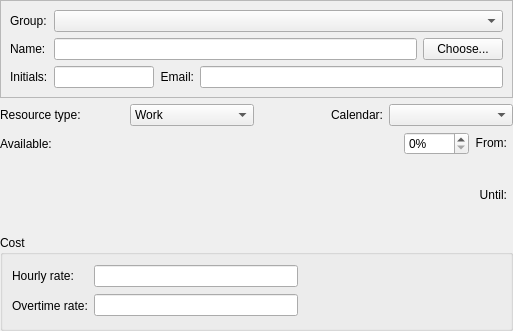
The window that kplato/libs/ui/resourcedialogbase.ui (KDE/calligra) describes before a commit, drawn with Qt 5.
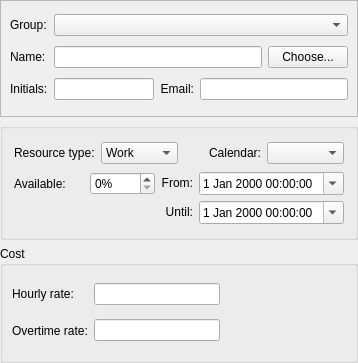
The same window after the commit. Custom widgets are drawn as their Qt base class.

Commit message: ui fixes, like tab order.

The edit to the form file:
```diff
--- a/kplato/libs/ui/resourcedialogbase.ui
+++ b/kplato/libs/ui/resourcedialogbase.ui
@@ -6,17 +6,14 @@
    <rect>
     <x>0</x>
     <y>0</y>
-    <width>513</width>
-    <height>331</height>
+    <width>358</width>
+    <height>363</height>
    </rect>
   </property>
   <property name="windowTitle" >
    <string>ResourceDialogBase</string>
   </property>
-  <layout class="QVBoxLayout" >
-   <property name="spacing" >
-    <number>6</number>
-   </property>
+  <layout class="QVBoxLayout" name="verticalLayout" >
    <property name="margin" >
     <number>0</number>
    </property>
@@ -154,6 +151,15 @@
     </widget>
    </item>
    <item>
+    <widget class="QGroupBox" name="groupBox_2" >
+     <property name="title" >
+      <string/>
+     </property>
+     <property name="flat" >
+      <bool>true</bool>
+     </property>
+     <layout class="QVBoxLayout" name="verticalLayout_2" >
+      <item>
     <layout class="QHBoxLayout" >
      <property name="spacing" >
       <number>6</number>
@@ -207,13 +213,7 @@
     </layout>
    </item>
    <item>
-    <layout class="QGridLayout" >
-     <property name="margin" >
-      <number>0</number>
-     </property>
-     <property name="spacing" >
-      <number>6</number>
-     </property>
+       <layout class="QGridLayout" name="gridLayout" >
      <item row="0" column="0" >
       <widget class="QLabel" name="textLabel3" >
        <property name="text" >
@@ -227,26 +227,6 @@
        </property>
       </widget>
      </item>
-     <item row="1" column="3" >
-      <widget class="KDateTimeWidget" name="availableUntil" >
-       <property name="focusPolicy" >
-        <enum>Qt::WheelFocus</enum>
-       </property>
-      </widget>
-     </item>
-     <item row="0" column="2" >
-      <widget class="QLabel" name="textLabel1_3" >
-       <property name="text" >
-        <string>&lt;p align="right">From:&lt;/p></string>
-       </property>
-       <property name="wordWrap" >
-        <bool>false</bool>
-       </property>
-       <property name="buddy" >
-        <cstring>availableFrom</cstring>
-       </property>
-      </widget>
-     </item>
      <item row="0" column="1" >
       <widget class="QSpinBox" name="units" >
        <property name="enabled" >
@@ -263,6 +243,23 @@
        </property>
       </widget>
      </item>
+        <item row="0" column="2" >
+         <widget class="QLabel" name="textLabel1_3" >
+          <property name="text" >
+           <string>&lt;p align="right">From:&lt;/p></string>
+          </property>
+          <property name="wordWrap" >
+           <bool>false</bool>
+          </property>
+         </widget>
+        </item>
+        <item row="0" column="3" >
+         <widget class="QDateTimeEdit" name="availableFrom" >
+          <property name="calendarPopup" >
+           <bool>true</bool>
+          </property>
+         </widget>
+        </item>
      <item row="1" column="0" >
       <spacer>
        <property name="orientation" >
@@ -287,19 +284,19 @@
        <property name="wordWrap" >
         <bool>false</bool>
        </property>
-       <property name="buddy" >
-        <cstring>availableUntil</cstring>
-       </property>
-      </widget>
-     </item>
-     <item row="0" column="3" >
-      <widget class="KDateTimeWidget" name="availableFrom" >
-       <property name="focusPolicy" >
-        <enum>Qt::WheelFocus</enum>
+         </widget>
+        </item>
+        <item row="1" column="3" >
+         <widget class="QDateTimeEdit" name="availableUntil" >
+          <property name="calendarPopup" >
+           <bool>true</bool>
        </property>
       </widget>
      </item>
     </layout>
+      </item>
+     </layout>
+    </widget>
    </item>
    <item>
     <widget class="QGroupBox" name="groupBox" >
@@ -379,14 +376,6 @@
  </widget>
  <layoutdefault spacing="6" margin="11" />
  <pixmapfunction>qPixmapFromMimeSource</pixmapfunction>
- <customwidgets>
-  <customwidget>
-   <class>KDateTimeWidget</class>
-   <extends>QWidget</extends>
-   <header>kdatetimewidget.h</header>
-   <container>1</container>
-  </customwidget>
- </customwidgets>
  <tabstops>
   <tabstop>nameEdit</tabstop>
   <tabstop>chooseBtn</tabstop>
```
Left out of the diff: 1 changed line with no effect on the pictures. Lines whose indentation alone changed are shown as unchanged. The commit also changes 7 other files.
